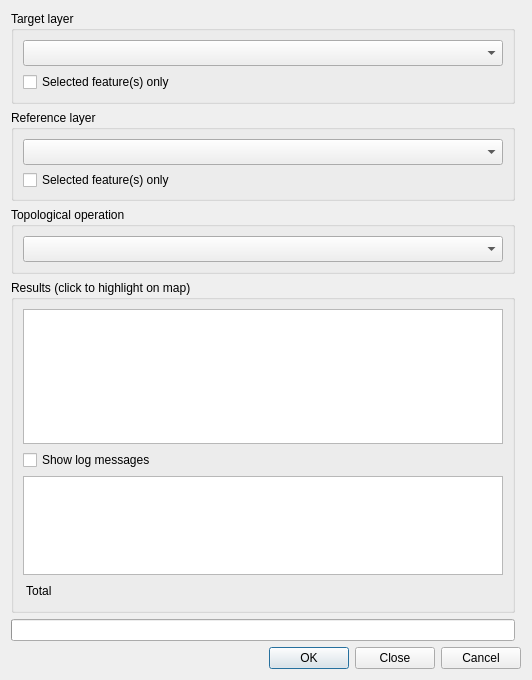
Old version of the form qgis/src/plugins/spatialquery/qgsspatialquerydialogbase.ui in the repository sourcepole/qgis.
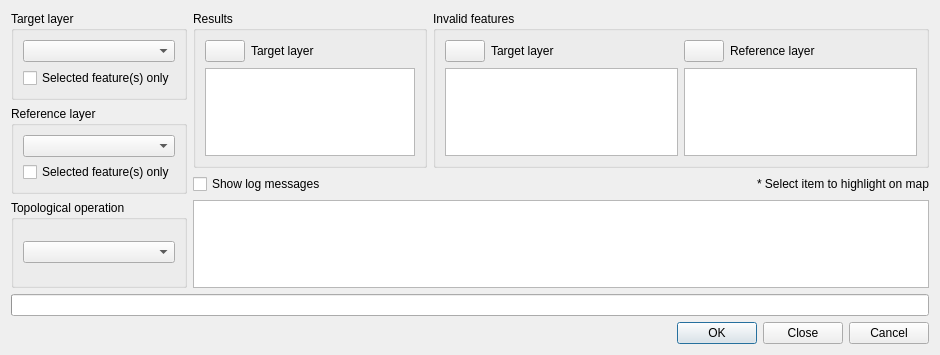
New version of the form. Icons and pictures are not drawn.

Commit message: Improvements to spatial select plugin from Luiz Motta (#2634)

What changed in the file:
```diff
--- a/qgis/src/plugins/spatialquery/qgsspatialquerydialogbase.ui
+++ b/qgis/src/plugins/spatialquery/qgsspatialquerydialogbase.ui
@@ -9,8 +9,8 @@
    <rect>
     <x>0</x>
     <y>0</y>
-    <width>532</width>
-    <height>680</height>
+    <width>940</width>
+    <height>355</height>
    </rect>
   </property>
   <property name="minimumSize">
@@ -34,8 +34,12 @@
   <property name="locale">
    <locale language="English" country="UnitedKingdom"/>
   </property>
-  <layout class="QGridLayout" name="gridLayout_3">
-   <item row="0" column="0">
+  <layout class="QVBoxLayout" name="verticalLayout">
+   <item>
+    <layout class="QHBoxLayout" name="lytOperatorResultInvalid">
+     <item>
+      <layout class="QVBoxLayout" name="lytOperator">
+       <item>
     <widget class="QGroupBox" name="grpTargetGroupBox">
      <property name="toolTip">
       <string>Layer on which the topological operation will select geometries</string>
@@ -44,20 +48,11 @@
       <string>Target layer</string>
      </property>
      <layout class="QVBoxLayout" name="verticalLayout_3">
+          <property name="sizeConstraint">
+           <enum>QLayout::SetMinimumSize</enum>
+          </property>
       <item>
        <widget class="QComboBox" name="targetLayerComboBox">
-        <property name="sizePolicy">
-         <sizepolicy hsizetype="Expanding" vsizetype="Fixed">
-          <horstretch>0</horstretch>
-          <verstretch>0</verstretch>
-         </sizepolicy>
-        </property>
-        <property name="minimumSize">
-         <size>
-          <width>206</width>
-          <height>26</height>
-         </size>
-        </property>
         <property name="maximumSize">
          <size>
           <width>16777215</width>
@@ -88,7 +83,7 @@
      <zorder>targetLayerComboBox</zorder>
     </widget>
    </item>
-   <item row="1" column="0">
+       <item>
     <widget class="QGroupBox" name="grpReferenceGroupBox">
      <property name="toolTip">
       <string>Layer whose geometries will be used as reference by the topological operation</string>
@@ -97,20 +92,11 @@
       <string>Reference layer</string>
      </property>
      <layout class="QVBoxLayout" name="verticalLayout_4">
+          <property name="sizeConstraint">
+           <enum>QLayout::SetMinimumSize</enum>
+          </property>
       <item>
        <widget class="QComboBox" name="referenceLayerComboBox">
-        <property name="sizePolicy">
-         <sizepolicy hsizetype="Expanding" vsizetype="Preferred">
-          <horstretch>0</horstretch>
-          <verstretch>0</verstretch>
-         </sizepolicy>
-        </property>
-        <property name="minimumSize">
-         <size>
-          <width>206</width>
-          <height>26</height>
-         </size>
-        </property>
         <property name="maximumSize">
          <size>
           <width>16777215</width>
@@ -145,26 +131,7 @@
      </layout>
     </widget>
    </item>
-   <item row="10" column="0" colspan="2">
-    <widget class="QDialogButtonBox" name="buttonBox">
-     <property name="maximumSize">
-      <size>
-       <width>16777215</width>
-       <height>16777215</height>
-      </size>
-     </property>
-     <property name="contextMenuPolicy">
-      <enum>Qt::DefaultContextMenu</enum>
-     </property>
-     <property name="toolTip">
-      <string>Run query or close the window</string>
-     </property>
-     <property name="standardButtons">
-      <set>QDialogButtonBox::Cancel|QDialogButtonBox::Close|QDialogButtonBox::Ok</set>
-     </property>
-    </widget>
-   </item>
-   <item row="5" column="0">
+       <item>
     <widget class="QGroupBox" name="grpOperationGroupBox">
      <property name="toolTip">
       <string>Topological operations between layers of target and reference</string>
@@ -173,20 +140,11 @@
       <string>Topological operation</string>
      </property>
      <layout class="QVBoxLayout" name="verticalLayout_5">
+          <property name="sizeConstraint">
+           <enum>QLayout::SetMinimumSize</enum>
+          </property>
       <item>
        <widget class="QComboBox" name="operantionComboBox">
-        <property name="sizePolicy">
-         <sizepolicy hsizetype="Expanding" vsizetype="Preferred">
-          <horstretch>10</horstretch>
-          <verstretch>116</verstretch>
-         </sizepolicy>
-        </property>
-        <property name="minimumSize">
-         <size>
-          <width>206</width>
-          <height>26</height>
-         </size>
-        </property>
         <property name="maximumSize">
          <size>
           <width>16777215</width>
@@ -201,7 +159,250 @@
      </layout>
     </widget>
    </item>
-   <item row="9" column="0">
+      </layout>
+     </item>
+     <item>
+      <layout class="QVBoxLayout" name="lytResultInvalidMessage">
+       <item>
+        <layout class="QHBoxLayout" name="lytResultInvalid">
+         <item>
+          <widget class="QGroupBox" name="grpResult">
+           <property name="enabled">
+            <bool>true</bool>
+           </property>
+           <property name="title">
+            <string>Results</string>
+           </property>
+           <layout class="QVBoxLayout" name="verticalLayout_7">
+            <item>
+             <layout class="QHBoxLayout" name="lytTargetResult">
+              <item>
+               <widget class="QPushButton" name="pushButtonSelectResultTarget">
+                <property name="toolTip">
+                 <string>Select all features of result</string>
+                </property>
+                <property name="text">
+                 <string/>
+                </property>
+                <property name="icon">
+                 <iconset resource="qgsspatialquerydialogbase.qrc">
+                  <normaloff>:/icons/selectall.png</normaloff>:/icons/selectall.png</iconset>
+                </property>
+               </widget>
+              </item>
+              <item>
+               <widget class="QLabel" name="resultTargetLabel">
+                <property name="minimumSize">
+                 <size>
+                  <width>18</width>
+                  <height>20</height>
+                 </size>
+                </property>
+                <property name="maximumSize">
+                 <size>
+                  <width>16777215</width>
+                  <height>30</height>
+                 </size>
+                </property>
+                <property name="toolTip">
+                 <string>Total of features from query</string>
+                </property>
+                <property name="text">
+                 <string>Target layer</string>
+                </property>
+               </widget>
+              </item>
+              <item>
+               <spacer name="horizontalSpacer">
+                <property name="orientation">
+                 <enum>Qt::Horizontal</enum>
+                </property>
+                <property name="sizeHint" stdset="0">
+                 <size>
+                  <width>40</width>
+                  <height>20</height>
+                 </size>
+                </property>
+               </spacer>
+              </item>
+             </layout>
+            </item>
+            <item>
+             <widget class="QListWidget" name="resultFeatureTargetListWidget">
+              <property name="maximumSize">
+               <size>
+                <width>16777215</width>
+                <height>16777215</height>
+               </size>
+              </property>
+              <property name="toolTip">
+               <string>Select item to identify geometry of feature</string>
+              </property>
+             </widget>
+            </item>
+           </layout>
+          </widget>
+         </item>
+         <item>
+          <widget class="QGroupBox" name="grpInvalid">
+           <property name="title">
+            <string>Invalid features</string>
+           </property>
+           <layout class="QHBoxLayout" name="horizontalLayout_2">
+            <item>
+             <layout class="QVBoxLayout" name="verticalLayout_2">
+              <item>
+               <layout class="QHBoxLayout" name="lytTargetInvalid">
+                <item>
+                 <widget class="QPushButton" name="pushButtonSelectInvalidTarget">
+                  <property name="toolTip">
+                   <string>select all features invalid target</string>
+                  </property>
+                  <property name="text">
+                   <string/>
+                  </property>
+                  <property name="icon">
+                   <iconset resource="qgsspatialquerydialogbase.qrc">
+                    <normaloff>:/icons/selectall.png</normaloff>:/icons/selectall.png</iconset>
+                  </property>
+                 </widget>
+                </item>
+                <item>
+                 <widget class="QLabel" name="invalidTargetLabel">
+                  <property name="text">
+                   <string>Target layer</string>
+                  </property>
+                 </widget>
+                </item>
+                <item>
+                 <spacer name="horizontalSpacer_2">
+                  <property name="orientation">
+                   <enum>Qt::Horizontal</enum>
+                  </property>
+                  <property name="sizeHint" stdset="0">
+                   <size>
+                    <width>40</width>
+                    <height>20</height>
+                   </size>
+                  </property>
+                 </spacer>
+                </item>
+               </layout>
+              </item>
+              <item>
+               <widget class="QListWidget" name="invalidFeatureTargetListWidget">
+                <property name="toolTip">
+                 <string>Select item to identify geometry of feature</string>
+                </property>
+               </widget>
+              </item>
+             </layout>
+            </item>
+            <item>
+             <layout class="QVBoxLayout" name="verticalLayout_6">
+              <item>
+               <layout class="QHBoxLayout" name="lytReferenceInvalid">
+                <item>
+                 <widget class="QPushButton" name="pushButtonSelectInvalidReference">
+                  <property name="toolTip">
+                   <string>select all features invalid reference</string>
+                  </property>
+                  <property name="text">
+                   <string/>
+                  </property>
+                  <property name="icon">
+                   <iconset resource="qgsspatialquerydialogbase.qrc">
+                    <normaloff>:/icons/selectall.png</normaloff>:/icons/selectall.png</iconset>
+                  </property>
+                 </widget>
+                </item>
+                <item>
+                 <widget class="QLabel" name="invalidReferenceLabel">
+                  <property name="text">
+                   <string>Reference layer</string>
+                  </property>
+                 </widget>
+                </item>
+                <item>
+                 <spacer name="horizontalSpacer_3">
+                  <property name="orientation">
+                   <enum>Qt::Horizontal</enum>
+                  </property>
+                  <property name="sizeHint" stdset="0">
+                   <size>
+                    <width>40</width>
+                    <height>20</height>
+                   </size>
+                  </property>
+                 </spacer>
+                </item>
+               </layout>
+              </item>
+              <item>
+               <widget class="QListWidget" name="invalidFeatureReferenceListWidget">
+                <property name="toolTip">
+                 <string>Select item to identify geometry of feature</string>
+                </property>
+               </widget>
+              </item>
+             </layout>
+            </item>
+           </layout>
+          </widget>
+         </item>
+        </layout>
+       </item>
+       <item>
+        <layout class="QHBoxLayout" name="lytShowInfo">
+         <item>
+          <widget class="QCheckBox" name="ckboxLogProcessing">
+           <property name="toolTip">
+            <string>Check to show log processing of query</string>
+           </property>
+           <property name="text">
+            <string>Show log messages</string>
+           </property>
+          </widget>
+         </item>
+         <item>
+          <spacer name="spaceShowInfo">
+           <property name="orientation">
+            <enum>Qt::Horizontal</enum>
+           </property>
+           <property name="sizeHint" stdset="0">
+            <size>
+             <width>40</width>
+             <height>20</height>
+            </size>
+           </property>
+          </spacer>
+         </item>
+         <item>
+          <widget class="QLabel" name="labelInfo">
+           <property name="text">
+            <string>* Select item to highlight on map</string>
+           </property>
+          </widget>
+         </item>
+        </layout>
+       </item>
+       <item>
+        <widget class="QTextEdit" name="textEditStatus">
+         <property name="enabled">
+          <bool>true</bool>
+         </property>
+         <property name="textInteractionFlags">
+          <set>Qt::TextSelectableByKeyboard|Qt::TextSelectableByMouse</set>
+         </property>
+        </widget>
+       </item>
+      </layout>
+     </item>
+    </layout>
+   </item>
+   <item>
+    <layout class="QVBoxLayout" name="lytProgressBarButtonsMain">
+     <item>
     <widget class="QProgressBar" name="progressBarStatus">
      <property name="value">
       <number>0</number>
@@ -214,104 +415,27 @@
      </property>
     </widget>
    </item>
-   <item row="6" column="0">
-    <widget class="QGroupBox" name="grpResults">
-     <property name="enabled">
-      <bool>true</bool>
-     </property>
-     <property name="sizePolicy">
-      <sizepolicy hsizetype="Expanding" vsizetype="Preferred">
-       <horstretch>0</horstretch>
-       <verstretch>0</verstretch>
-      </sizepolicy>
-     </property>
-     <property name="title">
-      <string>Results (click to highlight on map)</string>
-     </property>
-     <layout class="QVBoxLayout" name="verticalLayout">
       <item>
-       <widget class="QListWidget" name="selectedFeatureListWidget">
-        <property name="sizePolicy">
-         <sizepolicy hsizetype="Preferred" vsizetype="Fixed">
-          <horstretch>0</horstretch>
-          <verstretch>0</verstretch>
-         </sizepolicy>
-        </property>
-        <property name="minimumSize">
-         <size>
-          <width>136</width>
-          <height>135</height>
-         </size>
-        </property>
+      <widget class="QDialogButtonBox" name="buttonBoxMain">
         <property name="maximumSize">
          <size>
           <width>16777215</width>
           <height>16777215</height>
          </size>
         </property>
-        <property name="toolTip">
-         <string>Select item to identify geometry of feature</string>
-        </property>
-       </widget>
-      </item>
-      <item>
-       <widget class="QCheckBox" name="showLogProcessingCheckBox">
+       <property name="contextMenuPolicy">
+        <enum>Qt::DefaultContextMenu</enum>
+       </property>
         <property name="toolTip">
-         <string>Check to show log processing of query</string>
-        </property>
-        <property name="text">
-         <string>Show log messages</string>
+        <string>Run query or close the window</string>
+       </property>
+       <property name="standardButtons">
+        <set>QDialogButtonBox::Cancel|QDialogButtonBox::Close|QDialogButtonBox::Ok</set>
         </property>
        </widget>
       </item>
-      <item>
-       <widget class="QTextEdit" name="textEditStatus">
-        <property name="enabled">
-         <bool>true</bool>
-        </property>
-        <property name="textInteractionFlags">
-         <set>Qt::TextSelectableByKeyboard|Qt::TextSelectableByMouse</set>
-        </property>
-       </widget>
-      </item>
-      <item>
-       <widget class="QLabel" name="countSelectedFeats">
-        <property name="minimumSize">
-         <size>
-          <width>18</width>
-          <height>20</height>
-         </size>
-        </property>
-        <property name="maximumSize">
-         <size>
-          <width>16777215</width>
-          <height>30</height>
-         </size>
-        </property>
-        <property name="toolTip">
-         <string>Total of features from query</string>
-        </property>
-        <property name="text">
-         <string> Total</string>
-        </property>
-       </widget>
-      </item>
-     </layout>
-    </widget>
+    </layout>
    </item>
-   <item row="7" column="0">
-    <spacer name="verticalSpacer">
-     <property name="orientation">
-      <enum>Qt::Vertical</enum>
-     </property>
-     <property name="sizeHint" stdset="0">
-      <size>
-       <width>20</width>
-       <height>40</height>
-      </size>
-     </property>
-    </spacer>
-   </item>
   </layout>
  </widget>
  <resources/>
```
Left out of the diff: 27 changed lines with no effect on the pictures. Lines whose indentation alone changed are shown as unchanged. The commit also changes 6 other files.
